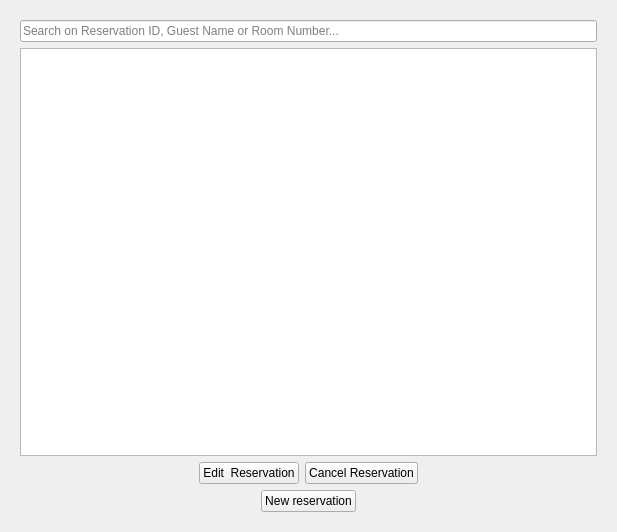
Old version of the form hotel/reservationstab/reservationstab.ui in the repository jgtim/itvitae-cpp-hotelrestaurantapplication.
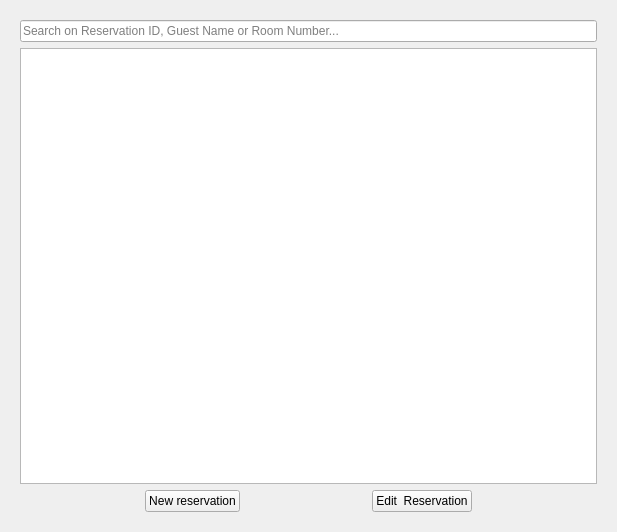
New version of the form.

Commit message: Removed cancel button

The edit to the form file:
```diff
--- a/hotel/reservationstab/reservationstab.ui
+++ b/hotel/reservationstab/reservationstab.ui
@@ -65,6 +65,26 @@
      <property name="rightMargin">
       <number>9</number>
      </property>
+     <item>
+      <spacer name="ReservationsTabButtonSpacerLeft">
+       <property name="orientation">
+        <enum>Qt::Orientation::Horizontal</enum>
+       </property>
+       <property name="sizeHint" stdset="0">
+        <size>
+         <width>40</width>
+         <height>20</height>
+        </size>
+       </property>
+      </spacer>
+     </item>
+     <item>
+      <widget class="QPushButton" name="ReservationsTabNewReservationButton">
+       <property name="text">
+        <string>New reservation</string>
+       </property>
+      </widget>
+     </item>
      <item>
       <spacer name="ReservationTabEditSpacer">
        <property name="orientation">
@@ -85,13 +105,6 @@
        </property>
       </widget>
      </item>
-     <item>
-      <widget class="QPushButton" name="ReservationTabCancelButton">
-       <property name="text">
-        <string>Cancel Reservation</string>
-       </property>
-      </widget>
-     </item>
      <item>
       <spacer name="ReservationTabCancelSpacer">
        <property name="orientation">
@@ -118,39 +131,6 @@
      <property name="bottomMargin">
       <number>9</number>
      </property>
-     <item>
-      <spacer name="ReservationsTabButtonSpacerLeft">
-       <property name="orientation">
-        <enum>Qt::Orientation::Horizontal</enum>
-       </property>
-       <property name="sizeHint" stdset="0">
-        <size>
-         <width>40</width>
-         <height>20</height>
-        </size>
-       </property>
-      </spacer>
-     </item>
-     <item>
-      <widget class="QPushButton" name="ReservationsTabNewReservationButton">
-       <property name="text">
-        <string>New reservation</string>
-       </property>
-      </widget>
-     </item>
-     <item>
-      <spacer name="ReservationsTabButtonSpacerRight">
-       <property name="orientation">
-        <enum>Qt::Orientation::Horizontal</enum>
-       </property>
-       <property name="sizeHint" stdset="0">
-        <size>
-         <width>40</width>
-         <height>20</height>
-        </size>
-       </property>
-      </spacer>
-     </item>
     </layout>
    </item>
   </layout>
```
The commit also changes 1 other file.
